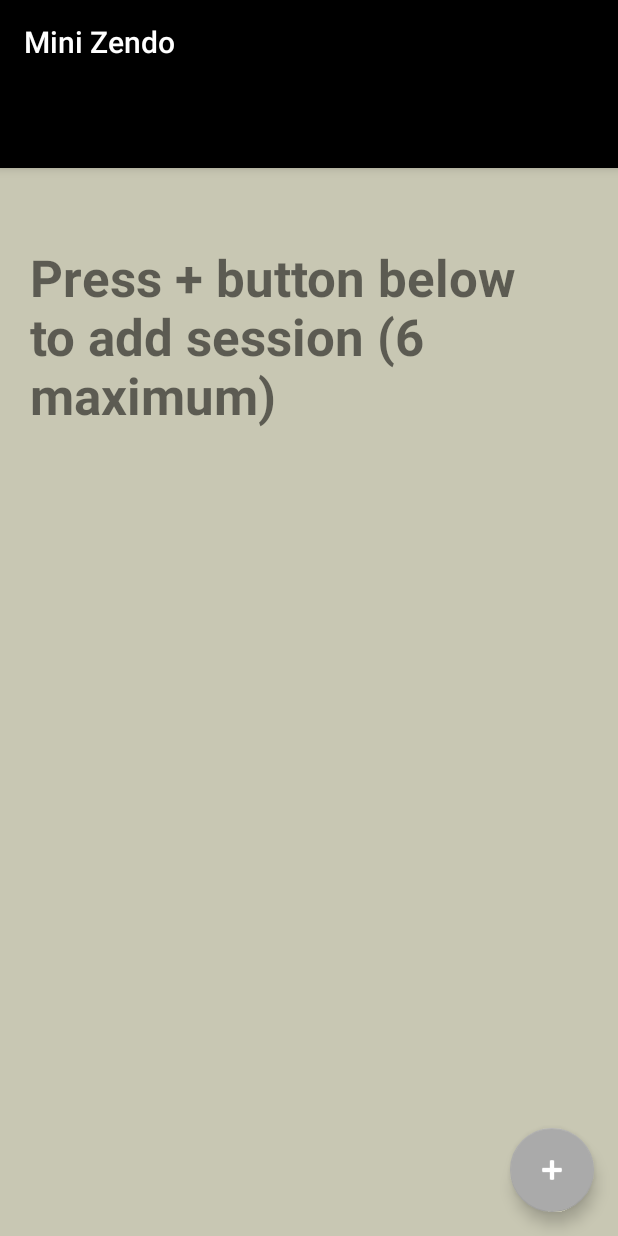
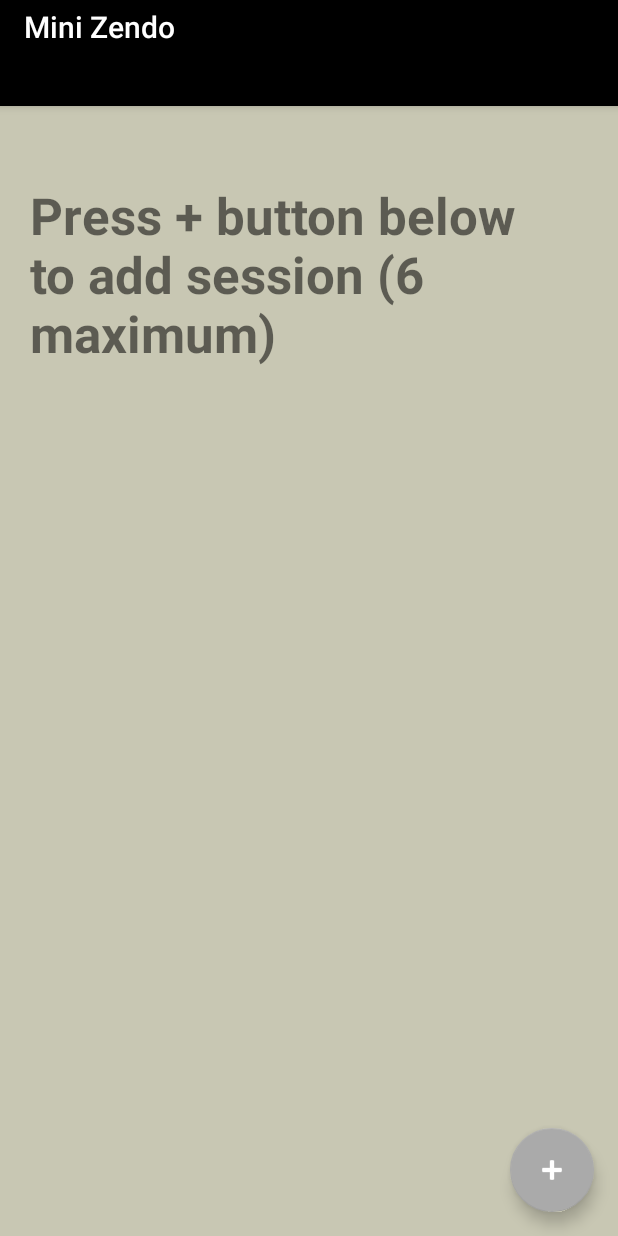
Before and after one commit to marhab21/MiniZendo_Android, an Android app: the screen it shows after launch (MainActivity), on a phone screen of 412 x 824 dp. Run offline under Robolectric (Android 15) with nearby library versions, the phone set to English and light mode, and no system bars; libraries missing offline, so code that uses them is left out: io.realm; 5 statements that could not run were skipped.

Commit message:
Putting litteral constants in string resource, Modified height of action bar, after testing on different devices... Fixed different warnings during the review.

```diff
--- a/app/build.gradle
+++ b/app/build.gradle
@@ -11,7 +11,7 @@ android {
     compileSdkVersion 26
     defaultConfig {
         applicationId "com.marhabweb.minizendo"
-        minSdkVersion 19
+        minSdkVersion 22
         targetSdkVersion 26
         versionCode 1
         versionName "1.0"
@@ -23,10 +23,12 @@ android {
             proguardFiles getDefaultProguardFile('proguard-android.txt'), 'proguard-rules.pro'
         }
     }
+    productFlavors {
+    }
 }
 
 dependencies {
-    implementation fileTree(dir: 'libs', include: ['*.jar'])
+    implementation fileTree(include: ['*.jar'], dir: 'libs')
     implementation "org.jetbrains.kotlin:kotlin-stdlib-jre7:$kotlin_version"
     implementation 'com.android.support:appcompat-v7:26.1.0'
     implementation 'com.android.support.constraint:constraint-layout:1.0.2'
--- a/app/src/main/java/com/marhabweb/minizendo/Constants.kt
+++ b/app/src/main/java/com/marhabweb/minizendo/Constants.kt
@@ -5,7 +5,7 @@ package com.marhabweb.minizendo
  * Messages from Suzuki Roshi and others
  */
 class Constants {
-     public val msgGeneric = arrayListOf(
+     val msgGeneric = arrayListOf(
     "Treat every moment as your last. It is not preparation for something else",
     "In the beginner's mind there are many possibilities, but in the expert's mind there are few",
     "Nothing we see or hear is perfect. But right there in the imperfection is perfect reality",
@@ -26,6 +26,6 @@ class Constants {
     "The most important point is to accept yourself and stand on your two feet",
     "The true purpose of Zen is to see things as they are, to observe things as they are, and to let everything go as it goes",
     "You should rather be grateful for the weeds you have in your mind, because eventually they will enrich your practice",
-             "Just this moment is all we have..."
+     "Just this moment is all we have..."
     )
 }
--- a/app/src/main/java/com/marhabweb/minizendo/CustomAdapter.kt
+++ b/app/src/main/java/com/marhabweb/minizendo/CustomAdapter.kt
@@ -11,9 +11,6 @@ import android.widget.Button
 import android.widget.ImageView
 import android.widget.TextView
 import io.realm.RealmResults
-//import kotlinx.android.synthetic.main.activity_main.*
-//import org.jetbrains.anko.alert
-//import org.jetbrains.anko.toast
 
 
 
@@ -74,7 +71,6 @@ class CustomAdapter(private var activity: Activity, private var items: RealmResu
         }
 
         viewHolder.deleteBtn?.setOnClickListener {
-            println("DELETE ME!")
 
             deleteSession(
                     activity,
@@ -96,6 +92,7 @@ class CustomAdapter(private var activity: Activity, private var items: RealmResu
 
         val finishIntent = Intent(activity.applicationContext, SessionActivity::class.java)
         finishIntent.putExtra("sessionItem", session.getId())
+        finishIntent.addFlags(Intent.FLAG_ACTIVITY_NEW_TASK)
         activity.applicationContext.startActivity(finishIntent)
     }
 
--- a/app/src/main/java/com/marhabweb/minizendo/MainActivity.kt
+++ b/app/src/main/java/com/marhabweb/minizendo/MainActivity.kt
@@ -20,14 +20,14 @@ class MainActivity : AppCompatActivity() {
     override fun onCreate(savedInstanceState: Bundle?) {
         super.onCreate(savedInstanceState)
         setContentView(R.layout.activity_main)
-       // setSupportActionBar(toolbar)
+     //   setSupportActionBar(toolbar)
 
-        fab.setOnClickListener { view ->
+        fab.setOnClickListener { _ ->
             val addIntent = Intent(this, AddSessionActivity::class.java)
             startActivity(addIntent)
         }
 
-        title = "Mini Zendo"
+        title = getString(R.string.app_name)
 
     }
 
@@ -90,8 +90,8 @@ class MainActivity : AppCompatActivity() {
 
 
     fun showDeleteAlertYesOrNo(session: Session?) {
-        alert("Do you want to remove this session from the list?","Delete Session?") {
-            positiveButton("YES") {
+        alert(getString(R.string.wanna_delete), getString(R.string.delete)) {
+            positiveButton(getString(R.string.yes)) {
                 val realm = Realm.getDefaultInstance()
                 val result = realm.where(Session::class.java).equalTo("id", session?.getId()).findFirst()
                 realm.beginTransaction()
@@ -104,12 +104,12 @@ class MainActivity : AppCompatActivity() {
                 try {
                     realm.where(Session::class.java).equalTo("id", session?.getId()).findFirst()
                 } catch(e: IllegalStateException) {
-                    toast("Session Deleted!")
+                    toast(getString(R.string.session_deleted))
                 }
             }
 
-            negativeButton("NO") {
-                toast("No action taken")
+            negativeButton(getString(R.string.no)) {
+                toast(getString(R.string.no_change))
             }
         }.show()
     }
--- a/app/src/main/java/com/marhabweb/minizendo/MiniZendo.kt
+++ b/app/src/main/java/com/marhabweb/minizendo/MiniZendo.kt
@@ -10,8 +10,9 @@ import io.realm.Realm
 
 class MiniZendo : Application() {
 
-    public override fun onCreate () {
+    override fun onCreate () {
         super.onCreate()
         Realm.init(this)
     }
+
 }
--- a/app/src/main/res/layout/activity_main.xml
+++ b/app/src/main/res/layout/activity_main.xml
@@ -17,7 +17,8 @@
             android:layout_width="match_parent"
             android:layout_height="?attr/actionBarSize"
             android:background="?attr/colorPrimary"
-            app:popupTheme="@style/AppTheme.PopupOverlay" />
+            app:popupTheme="@style/AppTheme.PopupOverlay"
+            app:titleTextAppearance="@style/TitleStyle"/>
 
     </android.support.design.widget.AppBarLayout>
 
--- a/app/src/main/res/values/strings.xml
+++ b/app/src/main/res/values/strings.xml
@@ -4,9 +4,22 @@
     <string name="appwidget_text">EXAMPLE</string>
     <string name="add_widget">Add widget</string>
     <string name="set_sitting_time">Set Sitting Time</string>
+    <string name="single_hour">hour</string>
+    <string name="single_minute">minute</string>
     <string name="hours">hours</string>
     <string name="minutes">minutes</string>
     <string name="save">SAVE</string>
-    <string name="_00_00">00:00</string>
     <string name="mini_zendo">Mini Zendo</string>
+    <string name="zero_time">00:00</string>
+    <string name="wanna_delete">Do you want to remove this session from the list?</string>
+    <string name="delete">Delete Session?</string>
+    <string name="session_deleted">Session Deleted!</string>
+    <string name="yes">YES</string>
+    <string name="ok">OK</string>
+    <string name="no">NO</string>
+    <string name="already_session">You already have a session in the list with this duration</string>
+    <string name="duplicate">Duplicate Session</string>
+    <string name="no_change">No change&#x2026;</string>
+    <string name="session">Zazen Time&#x2026;</string>
+    <string name="timing_result">%1$s:%2$s</string>
 </resources>
--- a/app/src/main/res/values/styles.xml
+++ b/app/src/main/res/values/styles.xml
@@ -26,15 +26,22 @@
         <item name="colorPrimary">@android:color/background_dark</item>
         <item name="colorPrimaryDark">@color/colorPrimaryDark</item>
         <item name="colorAccent">@color/colorAccent</item>
+        <item name="actionBarSize">35dp</item>
     </style>
 
     <style name="AppTheme.NoActionBar">
-        <item name="windowActionBar">false</item>
-        <item name="windowNoTitle">true</item>
+       <item name="windowActionBar">false</item>
+       <item name="windowNoTitle">true</item>
     </style>
 
+    <style name="TitleStyle" parent="@style/TextAppearance.Widget.AppCompat.Toolbar.Title">
+        <item name="android:textSize">32sp</item>
+    </style>>
+
+
     <style name="AppTheme.AppBarOverlay" parent="ThemeOverlay.AppCompat.Dark.ActionBar" />
-
     <style name="AppTheme.PopupOverlay" parent="ThemeOverlay.AppCompat.Light" />
 
+
+
 </resources>
```
Also changed, not shown: app/src/main/java/com/marhabweb/minizendo/AddSessionActivity.kt (+6 -4 lines), app/src/main/java/com/marhabweb/minizendo/Session.kt (+3 -14 lines), app/src/main/java/com/marhabweb/minizendo/SessionActivity.kt (+6 -6 lines), app/src/main/res/layout/activity_session.xml (+13 -14 lines).
